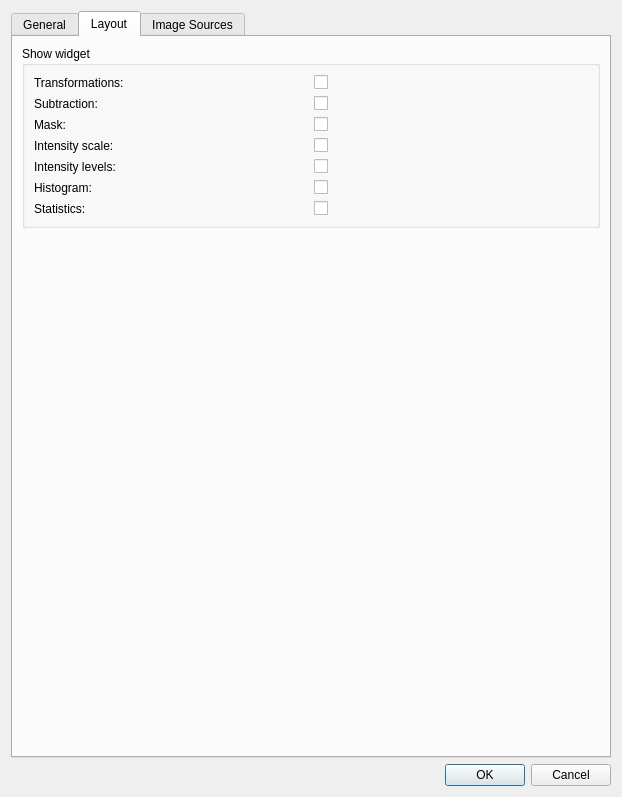
First picture: the form in lavuelib/ui/ConfigDialog.ui, repository syncope/lavue, before the edit.
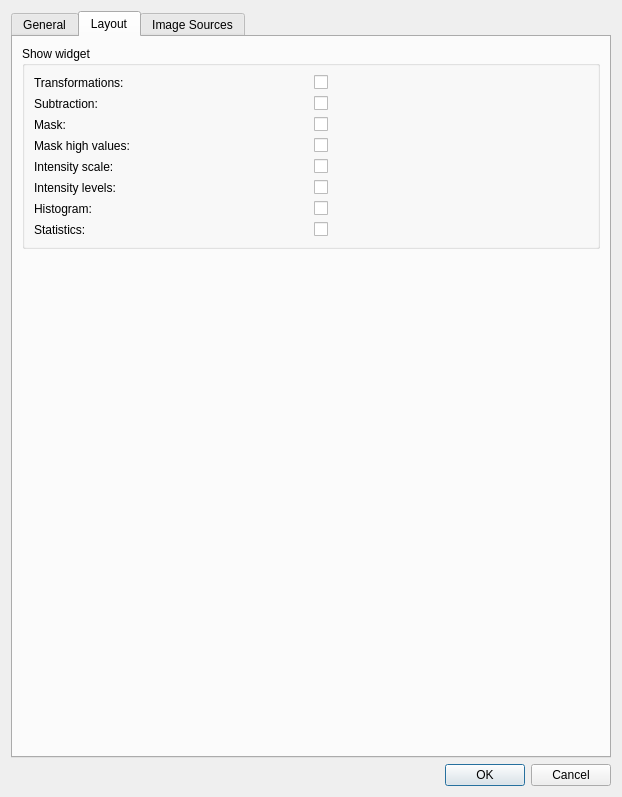
Second picture: the form after the edit. The open tabs and pages were chosen to show the change.

```diff
--- a/lavuelib/ui/ConfigDialog.ui
+++ b/lavuelib/ui/ConfigDialog.ui
@@ -581,7 +581,7 @@
                 </property>
                </widget>
               </item>
-              <item row="5" column="1">
+              <item row="6" column="1">
                <widget class="QCheckBox" name="showhistoCheckBox">
                 <property name="toolTip">
                  <string>show histogram to set range and color distribution</string>
@@ -611,14 +611,14 @@
                 </property>
                </widget>
               </item>
-              <item row="4" column="1">
+              <item row="5" column="1">
                <widget class="QCheckBox" name="showlevelsCheckBox">
                 <property name="text">
                  <string/>
                 </property>
                </widget>
               </item>
-              <item row="6" column="1">
+              <item row="7" column="1">
                <widget class="QCheckBox" name="showstatsCheckBox">
                 <property name="toolTip">
                  <string>&lt;html&gt;&lt;head/&gt;&lt;body&gt;&lt;p&gt;show widgets statistics values&lt;/p&gt;&lt;/body&gt;&lt;/html&gt;</string>
@@ -628,7 +628,7 @@
                 </property>
                </widget>
               </item>
-              <item row="6" column="0">
+              <item row="7" column="0">
                <widget class="QLabel" name="showstatsLabel">
                 <property name="toolTip">
                  <string>&lt;html&gt;&lt;head/&gt;&lt;body&gt;&lt;p&gt;show widgets statistics values&lt;/p&gt;&lt;/body&gt;&lt;/html&gt;</string>
@@ -654,7 +654,7 @@
                 </property>
                </widget>
               </item>
-              <item row="5" column="0">
+              <item row="6" column="0">
                <widget class="QLabel" name="showhistoLabel">
                 <property name="toolTip">
                  <string>show histogram to set range and color distribution</string>
@@ -690,7 +690,7 @@
                 </property>
                </widget>
               </item>
-              <item row="4" column="0">
+              <item row="5" column="0">
                <widget class="QLabel" name="showlevelsLabel">
                 <property name="toolTip">
                  <string>show widgets to select the image intensity levels</string>
@@ -703,7 +703,7 @@
                 </property>
                </widget>
               </item>
-              <item row="3" column="0">
+              <item row="4" column="0">
                <widget class="QLabel" name="showscaleLabel">
                 <property name="toolTip">
                  <string>show widgets to select the image intensity scale</string>
@@ -716,7 +716,7 @@
                 </property>
                </widget>
               </item>
-              <item row="3" column="1">
+              <item row="4" column="1">
                <widget class="QCheckBox" name="showscaleCheckBox">
                 <property name="toolTip">
                  <string>show widgets to select the image intensity scale</string>
@@ -726,6 +726,29 @@
                 </property>
                </widget>
               </item>
+              <item row="3" column="0">
+               <widget class="QLabel" name="showmaskhighLabel">
+                <property name="toolTip">
+                 <string>&lt;html&gt;&lt;head/&gt;&lt;body&gt;&lt;p&gt;show widgets to select the mask high pixel values&lt;/p&gt;&lt;/body&gt;&lt;/html&gt;</string>
+                </property>
+                <property name="text">
+                 <string>Mask high values:</string>
+                </property>
+                <property name="buddy">
+                 <cstring>showmaskhighCheckBox</cstring>
+                </property>
+               </widget>
+              </item>
+              <item row="3" column="1">
+               <widget class="QCheckBox" name="showmaskhighCheckBox">
+                <property name="toolTip">
+                 <string>&lt;html&gt;&lt;head/&gt;&lt;body&gt;&lt;p&gt;show widgets to select the mask high pixel values&lt;/p&gt;&lt;/body&gt;&lt;/html&gt;</string>
+                </property>
+                <property name="text">
+                 <string/>
+                </property>
+               </widget>
+              </item>
              </layout>
             </item>
            </layout>
```
Left out of the diff: 1 changed line with no effect on the pictures.
